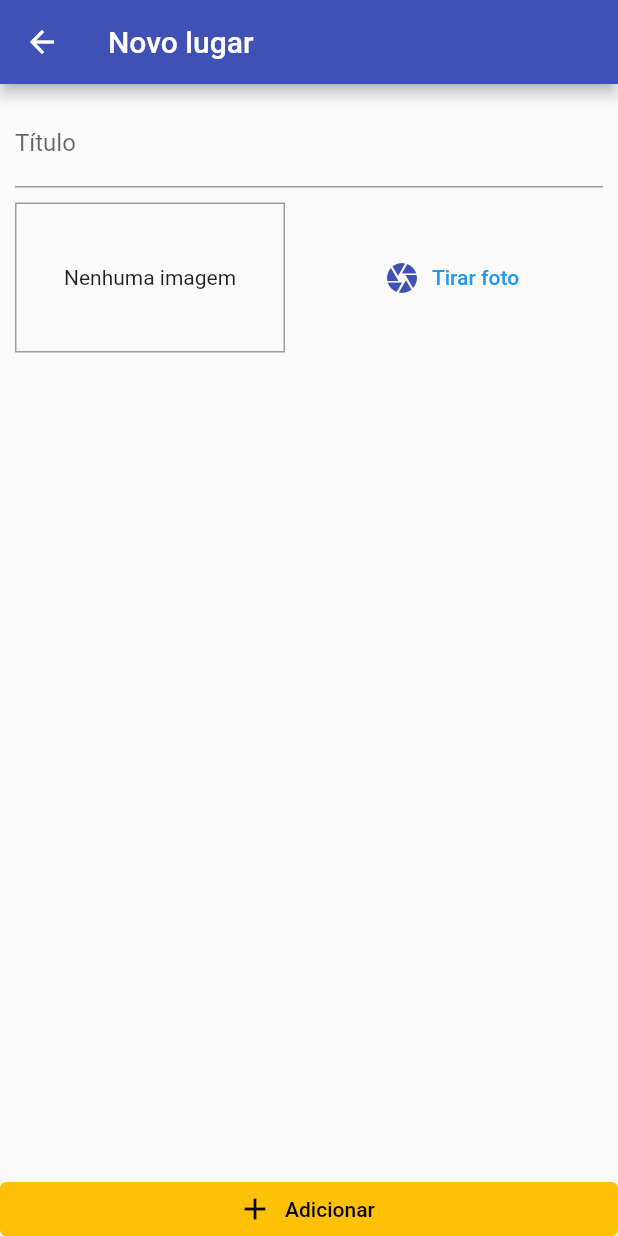
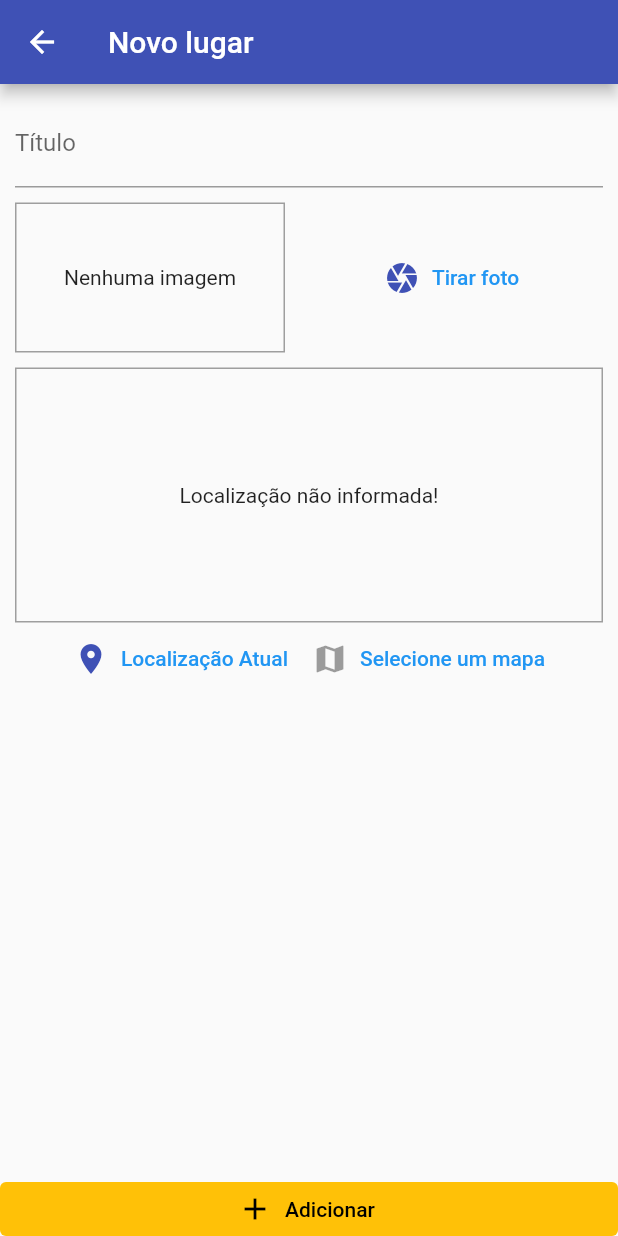
Before and after one commit to brunos0/great_places, a Flutter app: the PlaceFormScreen screen opened by its route, on a phone screen of 412 x 824 dp. Run offline on Flutter 3.47's test engine with Material 2 defaults, Android fonts, the phone set to English and light mode, and no system bars; our stand-ins replace image_picker, location, sqflite; accounts and stored records are empty.

Commit message:
implementando a funcionalidade de mapa

```diff
--- a/lib/screens/place_form_screen.dart
+++ b/lib/screens/place_form_screen.dart
@@ -2,6 +2,7 @@ import 'package:flutter/material.dart';
 import 'package:great_places/providers/great_places.dart';
 //import 'package:flutter/services.dart';
 import 'package:great_places/widgets/image_input.dart';
+import 'package:great_places/widgets/location_input.dart';
 import 'package:image_picker/image_picker.dart';
 import 'package:provider/provider.dart';
 
@@ -53,7 +54,11 @@ class _PlaceFormScreenState extends State<PlaceFormScreen> {
                     const SizedBox(
                       height: 10,
                     ),
-                    ImageInput(_selectImage)
+                    ImageInput(_selectImage),
+                    const SizedBox(
+                      height: 10,
+                    ),
+                    LocationInput(),
                   ],
                 ),
               ),
--- /dev/null
+++ b/lib/widgets/location_input.dart
@@ -0,0 +1,66 @@
+import 'package:flutter/material.dart';
+import 'package:location/location.dart';
+
+class LocationInput extends StatefulWidget {
+  const LocationInput({super.key});
+
+  @override
+  State<LocationInput> createState() => _LocationInpuState();
+}
+
+class _LocationInpuState extends State<LocationInput> {
+  String? _previewImageUrl;
+
+  Future<void> _getuCurrentUserLocation() async {
+    final LocationData locData = await Location().getLocation();
+    print(locData.latitude);
+    print(locData.longitude);
+  }
+
+  @override
+  Widget build(BuildContext context) {
+    return Column(
+      children: <Widget>[
+        Container(
+          height: 170,
+          width: double.infinity,
+          alignment: Alignment.center,
+          decoration: BoxDecoration(
+            border: Border.all(
+              width: 1,
+              color: Colors.grey,
+            ),
+          ),
+          child: _previewImageUrl == null
+              ? const Text("Localização não informada!")
+              : Image.network(
+                  _previewImageUrl!,
+                  fit: BoxFit.cover,
+                  width: double.infinity,
+                ),
+        ),
+        Row(
+          mainAxisAlignment: MainAxisAlignment.center,
+          children: <Widget>[
+            TextButton.icon(
+              onPressed: _getuCurrentUserLocation,
+              icon: const Icon(Icons.location_on),
+              label: Text(
+                "Localização Atual",
+                style: TextStyle(color: Theme.of(context).primaryColor),
+              ),
+            ),
+            TextButton.icon(
+              onPressed: null,
+              icon: const Icon(Icons.map),
+              label: Text(
+                "Selecione um mapa",
+                style: TextStyle(color: Theme.of(context).primaryColor),
+              ),
+            ),
+          ],
+        )
+      ],
+    );
+  }
+}
--- a/pubspec.yaml
+++ b/pubspec.yaml
@@ -35,6 +35,7 @@ dependencies:
   path_provider: ^2.1.1
   path: ^1.8.3
   sqflite: ^2.3.0
+  location: ^5.0.3
 
   # The following adds the Cupertino Icons font to your application.
   # Use with the CupertinoIcons class for iOS style icons.
```
Also changed, not shown: pubspec.lock, 3 other files.
